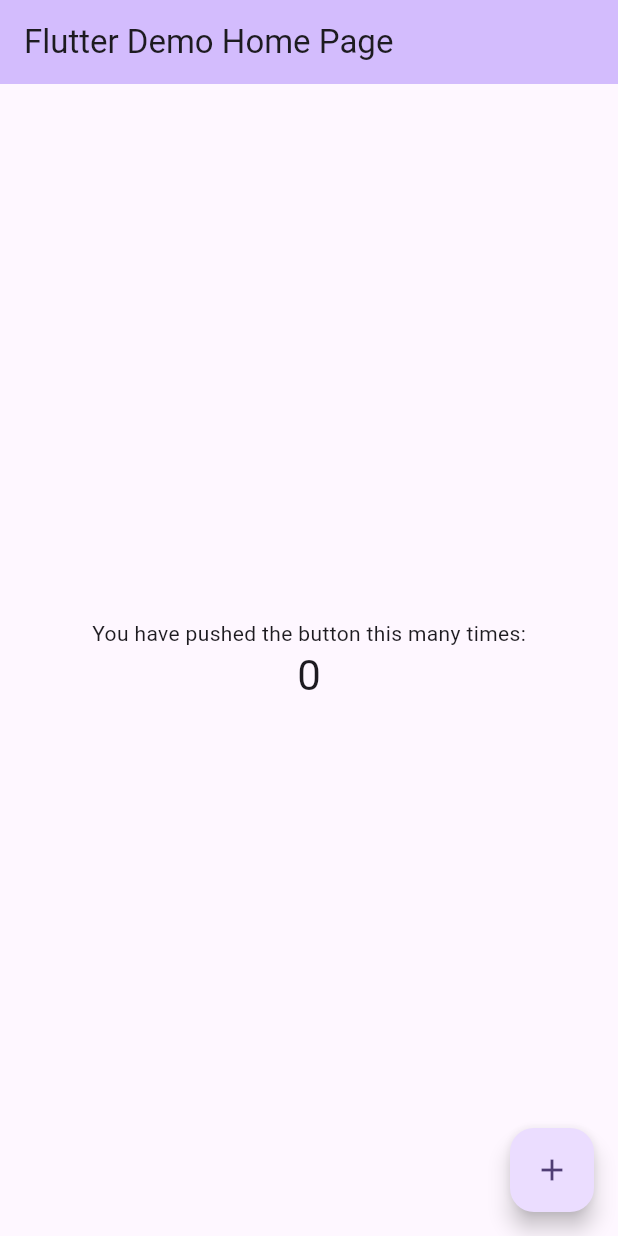
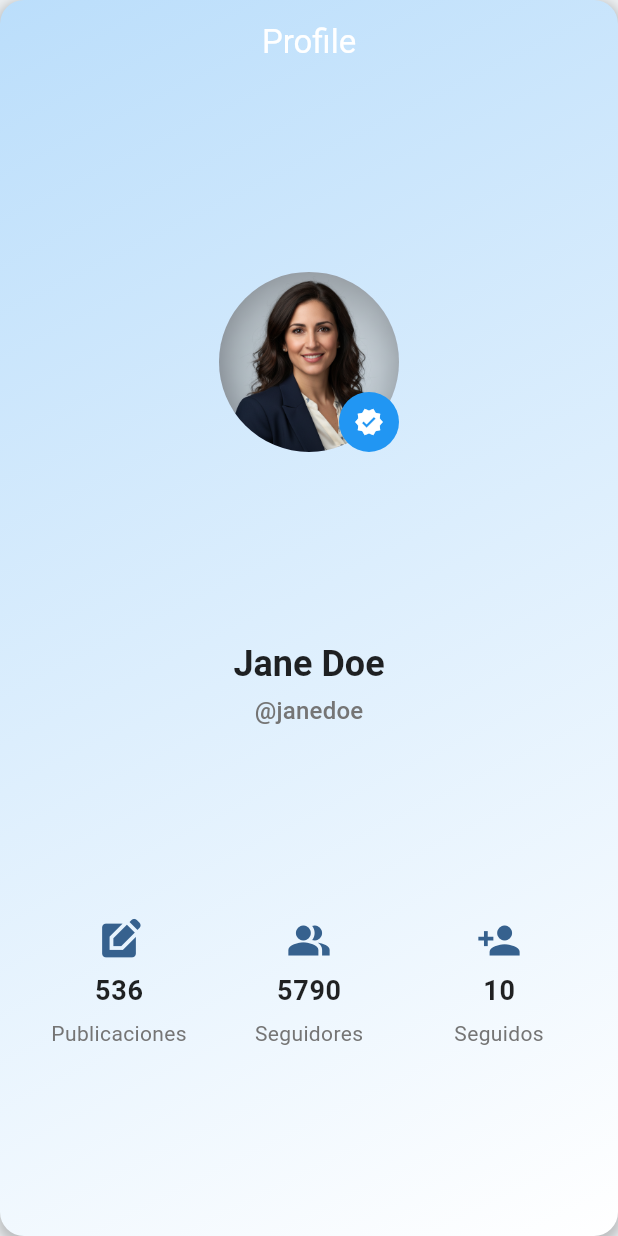
Before and after one commit to javerage/Flutter-Frontend-Foundations, a Flutter app: the screen it shows after launch, on a phone screen of 412 x 824 dp. Run offline on Flutter 3.47's test engine with Material 3 defaults, Android fonts, the light colour scheme and no system bars.

Commit message:
feat: Refactor ProfileScreen and implement theme
- Refactor the monolithic ProfileScreen into smaller, reusable widgets (ProfileAvatar, UserInfoSection, StatsRow, StatItem).

- Introduce a centralized AppTheme with support for light and dark modes that adapt to system settings.

- Update the main application entry point to use the new theme and display the ProfileScreen.

- Redesign the profile view to be a full-screen, immersive layout.

- Add assets directory to pubspec.yaml.

```diff
--- a/practice_01_mastering_layouts/lib/main.dart
+++ b/practice_01_mastering_layouts/lib/main.dart
@@ -1,4 +1,6 @@
 import 'package:flutter/material.dart';
+import 'src/core/theme/app_theme.dart';
+import 'src/features/profile/presentation/screens/profile_screen.dart';
 
 void main() {
   runApp(const MyApp());
@@ -7,116 +9,15 @@ void main() {
 class MyApp extends StatelessWidget {
   const MyApp({super.key});
 
-  // This widget is the root of your application.
   @override
   Widget build(BuildContext context) {
     return MaterialApp(
-      title: 'Flutter Demo',
-      theme: ThemeData(
-        // This is the theme of your application.
-        //
-        // TRY THIS: Try running your application with "flutter run". You'll see
-        // the application has a purple toolbar. Then, without quitting the app,
-        // try changing the seedColor in the colorScheme below to Colors.green
-        // and then invoke "hot reload" (save your changes or press the "hot
-        // reload" button in a Flutter-supported IDE, or press "r" if you used
-        // the command line to start the app).
-        //
-        // Notice that the counter didn't reset back to zero; the application
-        // state is not lost during the reload. To reset the state, use hot
-        // restart instead.
-        //
-        // This works for code too, not just values: Most code changes can be
-        // tested with just a hot reload.
-        colorScheme: ColorScheme.fromSeed(seedColor: Colors.deepPurple),
-      ),
-      home: const MyHomePage(title: 'Flutter Demo Home Page'),
+      debugShowCheckedModeBanner: false,
+      title: 'Profile Card App',
+      theme: AppTheme.lightTheme,
+      darkTheme: AppTheme.darkTheme,
+      themeMode: ThemeMode.system,
+      home: const ProfileScreen(),
     );
   }
 }
-
-class MyHomePage extends StatefulWidget {
-  const MyHomePage({super.key, required this.title});
-
-  // This widget is the home page of your application. It is stateful, meaning
-  // that it has a State object (defined below) that contains fields that affect
-  // how it looks.
-
-  // This class is the configuration for the state. It holds the values (in this
-  // case the title) provided by the parent (in this case the App widget) and
-  // used by the build method of the State. Fields in a Widget subclass are
-  // always marked "final".
-
-  final String title;
-
-  @override
-  State<MyHomePage> createState() => _MyHomePageState();
-}
-
-class _MyHomePageState extends State<MyHomePage> {
-  int _counter = 0;
-
-  void _incrementCounter() {
-    setState(() {
-      // This call to setState tells the Flutter framework that something has
-      // changed in this State, which causes it to rerun the build method below
-      // so that the display can reflect the updated values. If we changed
-      // _counter without calling setState(), then the build method would not be
-      // called again, and so nothing would appear to happen.
-      _counter++;
-    });
-  }
-
-  @override
-  Widget build(BuildContext context) {
-    // This method is rerun every time setState is called, for instance as done
-    // by the _incrementCounter method above.
-    //
-    // The Flutter framework has been optimized to make rerunning build methods
-    // fast, so that you can just rebuild anything that needs updating rather
-    // than having to individually change instances of widgets.
-    return Scaffold(
-      appBar: AppBar(
-        // TRY THIS: Try changing the color here to a specific color (to
-        // Colors.amber, perhaps?) and trigger a hot reload to see the AppBar
-        // change color while the other colors stay the same.
-        backgroundColor: Theme.of(context).colorScheme.inversePrimary,
-        // Here we take the value from the MyHomePage object that was created by
-        // the App.build method, and use it to set our appbar title.
-        title: Text(widget.title),
-      ),
-      body: Center(
-        // Center is a layout widget. It takes a single child and positions it
-        // in the middle of the parent.
-        child: Column(
-          // Column is also a layout widget. It takes a list of children and
-          // arranges them vertically. By default, it sizes itself to fit its
-          // children horizontally, and tries to be as tall as its parent.
-          //
-          // Column has various properties to control how it sizes itself and
-          // how it positions its children. Here we use mainAxisAlignment to
-          // center the children vertically; the main axis here is the vertical
-          // axis because Columns are vertical (the cross axis would be
-          // horizontal).
-          //
-          // TRY THIS: Invoke "debug painting" (choose the "Toggle Debug Paint"
-          // action in the IDE, or press "p" in the console), to see the
-          // wireframe for each widget.
-          mainAxisAlignment: MainAxisAlignment.center,
-          children: <Widget>[
-            const Text('You have pushed the button this many times:'),
-            Text(
-              '$_counter',
-              style: Theme.of(context).textTheme.headlineMedium,
-            ),
-          ],
-        ),
-      ),
-      floatingActionButton: FloatingActionButton(
-        onPressed: _incrementCounter,
-        tooltip: 'Increment',
-        child: const Icon(Icons.add),
-      ), // This trailing comma makes auto-formatting nicer for build methods.
-    );
-  }
-}
--- /dev/null
+++ b/practice_01_mastering_layouts/lib/src/core/theme/app_theme.dart
@@ -0,0 +1,105 @@
+import 'package:flutter/material.dart';
+
+class AppTheme {
+  // Private constructor
+  AppTheme._();
+
+  static final ThemeData lightTheme = ThemeData(
+    useMaterial3: true,
+    brightness: Brightness.light,
+    scaffoldBackgroundColor: Colors.blueGrey.shade50,
+    appBarTheme: const AppBarTheme(
+      backgroundColor: Colors.blue,
+      foregroundColor: Colors.white,
+    ),
+    colorScheme: ColorScheme.fromSeed(
+      seedColor: Colors.blue,
+      brightness: Brightness.light,
+    ),
+    textTheme: AppTextStyles.lightTextTheme,
+  );
+
+  static final ThemeData darkTheme = ThemeData(
+    useMaterial3: true,
+    brightness: Brightness.dark,
+    scaffoldBackgroundColor: Colors.grey.shade900,
+    appBarTheme: AppBarTheme(
+      backgroundColor: Colors.grey.shade800,
+      foregroundColor: Colors.white,
+    ),
+    colorScheme: ColorScheme.fromSeed(
+      seedColor: Colors.blue,
+      brightness: Brightness.dark,
+      surface: Colors.grey.shade900,
+    ),
+    textTheme: AppTextStyles.darkTextTheme,
+  );
+
+  static Decoration getCardDecoration(BuildContext context) {
+    final isDarkMode = Theme.of(context).brightness == Brightness.dark;
+    return BoxDecoration(
+      gradient: LinearGradient(
+        begin: Alignment.topLeft,
+        end: Alignment.bottomRight,
+        colors: isDarkMode
+            ? [Colors.blue.shade900, Colors.grey.shade800]
+            : [Colors.blue.shade100, Colors.white],
+      ),
+      borderRadius: BorderRadius.circular(AppSpacing.medium),
+      boxShadow: [
+        BoxShadow(
+          color: Colors.black.withAlpha(51),
+          spreadRadius: 2,
+          blurRadius: 5,
+          offset: const Offset(0, 3),
+        ),
+      ],
+    );
+  }
+}
+
+class AppTextStyles {
+  AppTextStyles._();
+
+  static const _lightTextColor = Colors.black87;
+  static const _darkTextColor = Colors.white;
+
+  static final TextTheme lightTextTheme = TextTheme(
+    headlineSmall: TextStyle(
+      fontSize: 24,
+      fontWeight: FontWeight.bold,
+      color: _lightTextColor,
+    ),
+    titleMedium: TextStyle(fontSize: 16, color: Colors.grey.shade600),
+    bodyLarge: TextStyle(
+      fontSize: 18,
+      fontWeight: FontWeight.bold,
+      color: _lightTextColor,
+    ),
+    bodyMedium: TextStyle(fontSize: 14, color: Colors.grey.shade600),
+  );
+
+  static final TextTheme darkTextTheme = TextTheme(
+    headlineSmall: TextStyle(
+      fontSize: 24,
+      fontWeight: FontWeight.bold,
+      color: _darkTextColor,
+    ),
+    titleMedium: TextStyle(fontSize: 16, color: Colors.grey.shade400),
+    bodyLarge: TextStyle(
+      fontSize: 18,
+      fontWeight: FontWeight.bold,
+      color: _darkTextColor,
+    ),
+    bodyMedium: TextStyle(fontSize: 14, color: Colors.grey.shade400),
+  );
+}
+
+class AppSpacing {
+  AppSpacing._();
+
+  static const double small = 4.0;
+  static const double medium = 16.0;
+  static const double large = 24.0;
+  static const double statItemSpacing = 5.0;
+}
--- /dev/null
+++ b/practice_01_mastering_layouts/lib/src/features/profile/presentation/screens/profile_screen.dart
@@ -0,0 +1,40 @@
+import 'package:flutter/material.dart';
+import '../../../../core/theme/app_theme.dart';
+import '../widgets/profile_avatar.dart';
+import '../widgets/stats_row.dart';
+import '../widgets/user_info_section.dart';
+
+class ProfileScreen extends StatelessWidget {
+  const ProfileScreen({super.key});
+
+  @override
+  Widget build(BuildContext context) {
+    return Scaffold(
+      extendBodyBehindAppBar: true,
+      appBar: AppBar(
+        backgroundColor: Colors.transparent,
+        elevation: 0,
+        title: const Text('Profile'),
+        centerTitle: true,
+      ),
+      body: Container(
+        width: double.infinity,
+        height: double.infinity,
+        decoration: AppTheme.getCardDecoration(context),
+        child: SafeArea(
+          child: Padding(
+            padding: const EdgeInsets.symmetric(horizontal: AppSpacing.medium),
+            child: Column(
+              mainAxisAlignment: MainAxisAlignment.spaceEvenly,
+              children: const <Widget>[
+                ProfileAvatar(),
+                UserInfoSection(),
+                StatsRow(),
+              ],
+            ),
+          ),
+        ),
+      ),
+    );
+  }
+}
--- /dev/null
+++ b/practice_01_mastering_layouts/lib/src/features/profile/presentation/widgets/profile_avatar.dart
@@ -0,0 +1,31 @@
+import 'package:flutter/material.dart';
+
+class ProfileAvatar extends StatelessWidget {
+  const ProfileAvatar({super.key});
+
+  @override
+  Widget build(BuildContext context) {
+    return Stack(
+      alignment: Alignment.center,
+      children: [
+        const CircleAvatar(
+          radius: 60,
+          backgroundImage: AssetImage('assets/images/profile_pic_002.png'),
+        ),
+        Positioned(
+          bottom: 0,
+          right: 0,
+          child: CircleAvatar(
+            radius: 20,
+            backgroundColor: Colors.blue,
+            child: const Icon(
+              Icons.verified,
+              color: Colors.white,
+              size: 20,
+            ),
+          ),
+        ),
+      ],
+    );
+  }
+}
--- /dev/null
+++ b/practice_01_mastering_layouts/lib/src/features/profile/presentation/widgets/stat_item.dart
@@ -0,0 +1,42 @@
+import 'package:flutter/material.dart';
+
+import '../../../../core/theme/app_theme.dart';
+
+class StatItem extends StatelessWidget {
+  const StatItem({
+    super.key,
+    required this.label,
+    required this.value,
+    this.icon = Icons.bar_chart, // Default icon
+  });
+
+  final String label;
+  final String value;
+  final IconData icon;
+
+  @override
+  Widget build(BuildContext context) {
+    final textTheme = Theme.of(context).textTheme;
+    final colorScheme = Theme.of(context).colorScheme;
+
+    return Column(
+      children: <Widget>[
+        Icon(
+          icon,
+          color: colorScheme.primary,
+          size: 30,
+        ),
+        const SizedBox(height: AppSpacing.statItemSpacing),
+        Text(
+          value,
+          style: textTheme.bodyLarge,
+        ),
+        const SizedBox(height: AppSpacing.statItemSpacing),
+        Text(
+          label,
+          style: textTheme.bodyMedium,
+        ),
+      ],
+    );
+  }
+}
--- /dev/null
+++ b/practice_01_mastering_layouts/lib/src/features/profile/presentation/widgets/stats_row.dart
@@ -0,0 +1,35 @@
+import 'package:flutter/material.dart';
+import 'stat_item.dart';
+
+class StatsRow extends StatelessWidget {
+  const StatsRow({super.key});
+
+  @override
+  Widget build(BuildContext context) {
+    return const Row(
+      children: <Widget>[
+        Expanded(
+          child: StatItem(
+            label: 'Publicaciones',
+            value: '536',
+            icon: Icons.edit_square,
+          ),
+        ),
+        Expanded(
+          child: StatItem(
+            label: 'Seguidores',
+            value: '5790',
+            icon: Icons.people_alt,
+          ),
+        ),
+        Expanded(
+          child: StatItem(
+            label: 'Seguidos',
+            value: '10',
+            icon: Icons.person_add,
+          ),
+        ),
+      ],
+    );
+  }
+}
--- /dev/null
+++ b/practice_01_mastering_layouts/lib/src/features/profile/presentation/widgets/user_info_section.dart
@@ -0,0 +1,26 @@
+import 'package:flutter/material.dart';
+
+import '../../../../core/theme/app_theme.dart';
+
+class UserInfoSection extends StatelessWidget {
+  const UserInfoSection({super.key});
+
+  @override
+  Widget build(BuildContext context) {
+    final textTheme = Theme.of(context).textTheme;
+
+    return Column(
+      children: [
+        Text(
+          'Jane Doe',
+          style: textTheme.headlineSmall,
+        ),
+        const SizedBox(height: AppSpacing.small),
+        Text(
+          '@janedoe',
+          style: textTheme.titleMedium,
+        ),
+      ],
+    );
+  }
+}
--- a/practice_01_mastering_layouts/pubspec.yaml
+++ b/practice_01_mastering_layouts/pubspec.yaml
@@ -58,9 +58,8 @@ flutter:
   uses-material-design: true
 
   # To add assets to your application, add an assets section, like this:
-  # assets:
-  #   - images/a_dot_burr.jpeg
-  #   - images/a_dot_ham.jpeg
+  assets:
+    - assets/images/
 
   # An image asset can refer to one or more resolution-specific "variants", see
   # https://flutter.dev/to/resolution-aware-images
```
Also changed, not shown: practice_01_mastering_layouts/assets/images/profile_pic_001.png (added), practice_01_mastering_layouts/assets/images/profile_pic_002.png (added), practice_01_mastering_layouts/assets/images/profile_pic_003.jpeg (added), practice_01_mastering_layouts/assets/images/profile_pic_004.jpeg (added).
